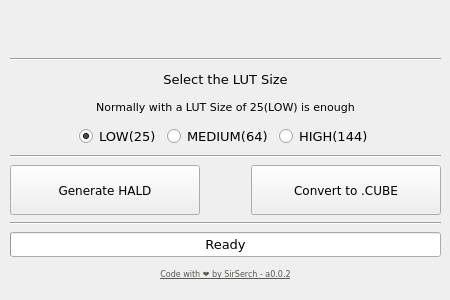
SirSerch/open-lut-creator, file assets/ui/appUI.ui: the form before one commit.
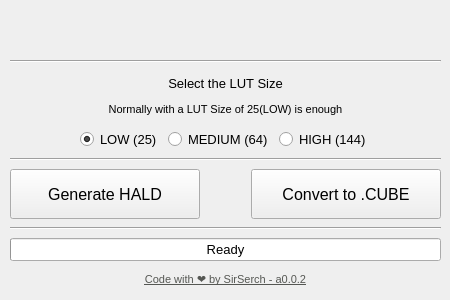
The form after the commit. Icons and pictures are not drawn.

Commit message: Build for Windows

```diff
--- a/assets/ui/appUI.ui
+++ b/assets/ui/appUI.ui
@@ -24,7 +24,7 @@
   </property>
   <property name="font">
    <font>
-    <family>DejaVu Sans</family>
+    <family>Arial</family>
     <weight>50</weight>
     <bold>false</bold>
    </font>
@@ -67,7 +67,10 @@
        </property>
        <property name="font">
         <font>
+         <family>Arial</family>
          <pointsize>10</pointsize>
+         <weight>50</weight>
+         <bold>false</bold>
         </font>
        </property>
        <property name="text">
@@ -101,7 +104,7 @@
        </property>
        <property name="font">
         <font>
-         <family>DejaVu Sans</family>
+         <family>Arial</family>
          <weight>50</weight>
          <bold>false</bold>
         </font>
@@ -130,14 +133,14 @@
         <widget class="QRadioButton" name="lowRadius">
          <property name="font">
           <font>
-           <family>DejaVu Sans</family>
+           <family>Arial</family>
            <pointsize>10</pointsize>
            <weight>50</weight>
            <bold>false</bold>
           </font>
          </property>
          <property name="text">
-          <string>LOW(25)</string>
+          <string>LOW (25)</string>
          </property>
          <property name="checked">
           <bool>true</bool>
@@ -148,14 +151,14 @@
         <widget class="QRadioButton" name="mediumRadius">
          <property name="font">
           <font>
-           <family>DejaVu Sans</family>
+           <family>Arial</family>
            <pointsize>10</pointsize>
            <weight>50</weight>
            <bold>false</bold>
           </font>
          </property>
          <property name="text">
-          <string>MEDIUM(64)</string>
+          <string>MEDIUM (64)</string>
          </property>
         </widget>
        </item>
@@ -163,14 +166,14 @@
         <widget class="QRadioButton" name="highRadius">
          <property name="font">
           <font>
-           <family>DejaVu Sans</family>
+           <family>Arial</family>
            <pointsize>10</pointsize>
            <weight>50</weight>
            <bold>false</bold>
           </font>
          </property>
          <property name="text">
-          <string>HIGH(144)</string>
+          <string>HIGH (144)</string>
          </property>
         </widget>
        </item>
@@ -206,6 +209,14 @@
            <height>50</height>
           </size>
          </property>
+         <property name="font">
+          <font>
+           <family>Arial</family>
+           <pointsize>12</pointsize>
+           <weight>50</weight>
+           <bold>false</bold>
+          </font>
+         </property>
          <property name="text">
           <string>Generate HALD</string>
          </property>
@@ -232,6 +243,14 @@
            <height>50</height>
           </size>
          </property>
+         <property name="font">
+          <font>
+           <family>Arial</family>
+           <pointsize>12</pointsize>
+           <weight>50</weight>
+           <bold>false</bold>
+          </font>
+         </property>
          <property name="text">
           <string>Convert to .CUBE</string>
          </property>
@@ -258,7 +277,7 @@
          </property>
          <property name="font">
           <font>
-           <family>DejaVu Sans</family>
+           <family>Arial</family>
            <pointsize>10</pointsize>
            <weight>50</weight>
            <bold>false</bold>
@@ -267,6 +286,9 @@
          <property name="value">
           <number>0</number>
          </property>
+         <property name="alignment">
+          <set>Qt::AlignRight|Qt::AlignTrailing|Qt::AlignVCenter</set>
+         </property>
          <property name="orientation">
           <enum>Qt::Horizontal</enum>
          </property>
@@ -293,7 +315,10 @@
        </property>
        <property name="font">
         <font>
-         <pointsize>6</pointsize>
+         <family>Arial</family>
+         <pointsize>8</pointsize>
+         <weight>50</weight>
+         <bold>false</bold>
         </font>
        </property>
        <property name="text">
```
The commit also changes 2 other files.
